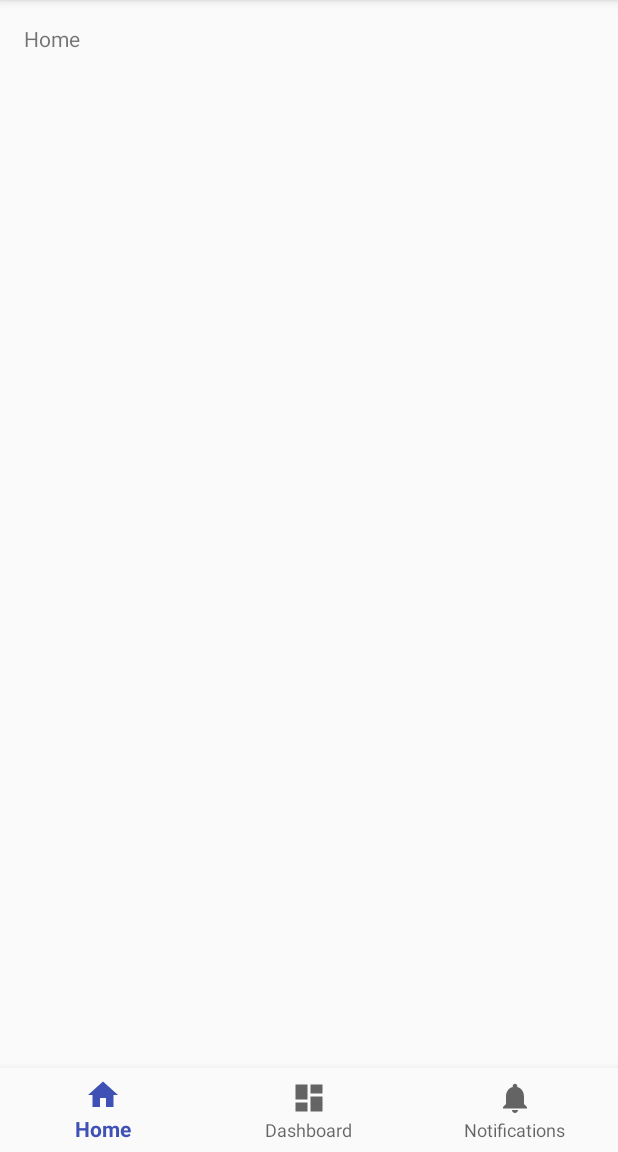
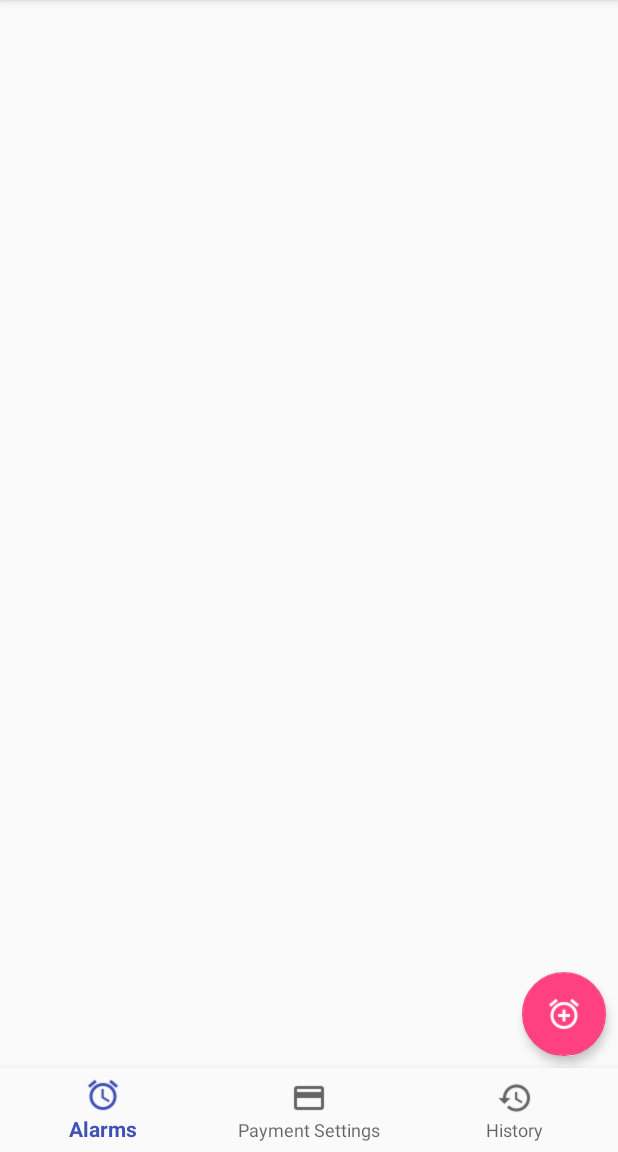
Before and after one commit to Tryptophan/Snoozify, an Android app: the screen it shows after launch (MainActivity), on a phone screen of 412 x 824 dp, the part 84-1236 px from its top. Run offline under Robolectric (Android 15) with nearby library versions, the phone set to English and light mode, and no system bars.

Commit message:
modify template to use custom graphics and button

```diff
--- a/app/src/main/java/hacktober/snoozify/MainActivity.java
+++ b/app/src/main/java/hacktober/snoozify/MainActivity.java
@@ -18,13 +18,13 @@ public class MainActivity extends AppCompatActivity {
         public boolean onNavigationItemSelected(@NonNull MenuItem item) {
             switch (item.getItemId()) {
                 case R.id.navigation_home:
-                    mTextMessage.setText(R.string.title_home);
+                    //mTextMessage.setText(R.string.title_alarms);
                     return true;
                 case R.id.navigation_dashboard:
-                    mTextMessage.setText(R.string.title_dashboard);
+                    //mTextMessage.setText(R.string.title_payment_settings);
                     return true;
                 case R.id.navigation_notifications:
-                    mTextMessage.setText(R.string.title_notifications);
+                    //mTextMessage.setText(R.string.title_history);
                     return true;
             }
             return false;
@@ -37,7 +37,7 @@ public class MainActivity extends AppCompatActivity {
         super.onCreate(savedInstanceState);
         setContentView(R.layout.activity_main);
 
-        mTextMessage = (TextView) findViewById(R.id.message);
+        //mTextMessage = (TextView) findViewById(R.id.message);
         BottomNavigationView navigation = (BottomNavigationView) findViewById(R.id.navigation);
         navigation.setOnNavigationItemSelectedListener(mOnNavigationItemSelectedListener);
     }
--- a/app/src/main/res/layout/activity_main.xml
+++ b/app/src/main/res/layout/activity_main.xml
@@ -14,15 +14,16 @@
         android:layout_height="0dp"
         android:layout_weight="1">
 
-        <TextView
-            android:id="@+id/message"
-            android:layout_width="match_parent"
+        <android.support.design.widget.FloatingActionButton
+            android:id="@+id/addAlarm"
+            android:layout_width="wrap_content"
             android:layout_height="wrap_content"
-            android:layout_marginBottom="@dimen/activity_vertical_margin"
-            android:layout_marginLeft="@dimen/activity_horizontal_margin"
-            android:layout_marginRight="@dimen/activity_horizontal_margin"
-            android:layout_marginTop="@dimen/activity_vertical_margin"
-            android:text="@string/title_home" />
+            android:layout_gravity="bottom|right"
+            android:layout_marginBottom="8dp"
+            android:layout_marginRight="8dp"
+            android:src="@drawable/ic_alarm_add_white_24dp"
+            app:elevation="4dp"
+            />
 
     </FrameLayout>
 
--- a/app/src/main/res/menu/navigation.xml
+++ b/app/src/main/res/menu/navigation.xml
@@ -3,17 +3,17 @@
 
     <item
         android:id="@+id/navigation_home"
-        android:icon="@drawable/ic_home_black_24dp"
-        android:title="@string/title_home" />
+        android:icon="@drawable/ic_alarm_white_24dp"
+        android:title="@string/title_alarms" />
 
     <item
         android:id="@+id/navigation_dashboard"
-        android:icon="@drawable/ic_dashboard_black_24dp"
-        android:title="@string/title_dashboard" />
+        android:icon="@drawable/ic_credit_card_white_24dp"
+        android:title="@string/title_payment_settings" />
 
     <item
         android:id="@+id/navigation_notifications"
-        android:icon="@drawable/ic_notifications_black_24dp"
-        android:title="@string/title_notifications" />
+        android:icon="@drawable/ic_history_white_24dp"
+        android:title="@string/title_history" />
 
 </menu>
--- a/app/src/main/res/values/strings.xml
+++ b/app/src/main/res/values/strings.xml
@@ -1,6 +1,6 @@
 <resources>
     <string name="app_name">Snoozify</string>
-    <string name="title_home">Home</string>
-    <string name="title_dashboard">Dashboard</string>
-    <string name="title_notifications">Notifications</string>
+    <string name="title_alarms">Alarms</string>
+    <string name="title_payment_settings">Payment Settings</string>
+    <string name="title_history">History</string>
 </resources>
```
Also changed, not shown: app/src/main/res/drawable/ic_alarm_add_white_24dp.png (added), app/src/main/res/drawable/ic_alarm_white_24dp.png (added), app/src/main/res/drawable/ic_credit_card_white_24dp.png (added), app/src/main/res/drawable/ic_history_white_24dp.png (added).
